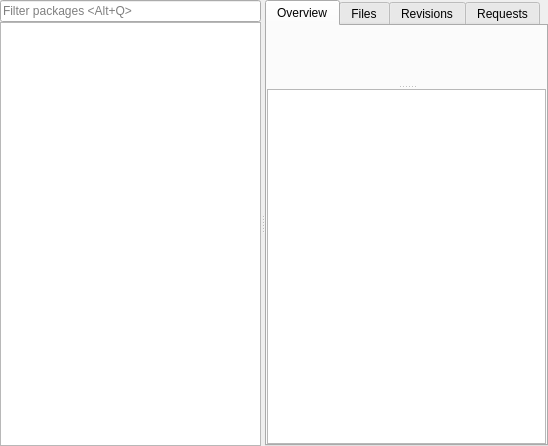
Qt form src/gui/browser/browser.ui (javierllorente/qactus) before a commit.
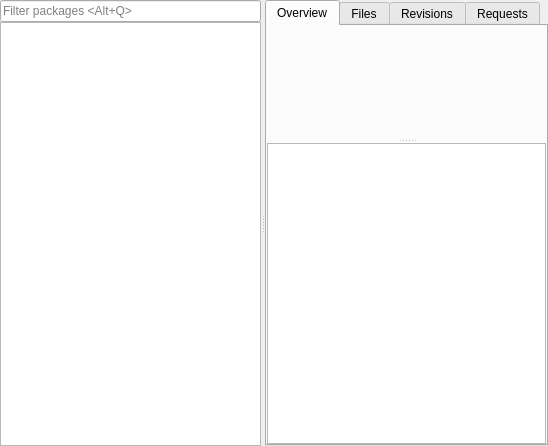
The same form after that commit. Custom widgets are drawn as their Qt base class.

Commit message: Reorganise overview's top section layout; split section into two areas, set latest revision margins, don't expand if description is too long

```diff
--- a/src/gui/browser/browser.ui
+++ b/src/gui/browser/browser.ui
@@ -112,7 +112,7 @@
            <item>
             <widget class="QSplitter" name="vSplitterBrowser">
              <property name="sizePolicy">
-              <sizepolicy hsizetype="Preferred" vsizetype="Expanding">
+              <sizepolicy hsizetype="Minimum" vsizetype="Expanding">
                <horstretch>0</horstretch>
                <verstretch>0</verstretch>
               </sizepolicy>
@@ -121,7 +121,7 @@
               <enum>Qt::Orientation::Vertical</enum>
              </property>
              <widget class="QWidget" name="verticalLayoutWidget_3">
-              <layout class="QVBoxLayout" name="verticalLayout_labels" stretch="0,0,1">
+              <layout class="QHBoxLayout" name="horizontalLayout_5" stretch="1,0">
                <property name="spacing">
                 <number>0</number>
                </property>
@@ -129,7 +129,10 @@
                 <enum>QLayout::SizeConstraint::SetDefaultConstraint</enum>
                </property>
                <item>
-                <layout class="QHBoxLayout" name="horizontalLayout">
+                <layout class="QVBoxLayout" name="verticalLayout">
+                 <property name="sizeConstraint">
+                  <enum>QLayout::SizeConstraint::SetDefaultConstraint</enum>
+                 </property>
                  <item>
                   <widget class="QLabel" name="title">
                    <property name="sizePolicy">
@@ -167,7 +170,89 @@
                   </widget>
                  </item>
                  <item>
+                  <widget class="QLabel" name="link">
+                   <property name="sizePolicy">
+                    <sizepolicy hsizetype="Preferred" vsizetype="Preferred">
+                     <horstretch>0</horstretch>
+                     <verstretch>0</verstretch>
+                    </sizepolicy>
+                   </property>
+                   <property name="minimumSize">
+                    <size>
+                     <width>0</width>
+                     <height>0</height>
+                    </size>
+                   </property>
+                   <property name="text">
+                    <string/>
+                   </property>
+                   <property name="indent">
+                    <number>10</number>
+                   </property>
+                   <property name="openExternalLinks">
+                    <bool>true</bool>
+                   </property>
+                  </widget>
+                 </item>
+                 <item>
+                  <widget class="QLabel" name="description">
+                   <property name="sizePolicy">
+                    <sizepolicy hsizetype="Ignored" vsizetype="Ignored">
+                     <horstretch>0</horstretch>
+                     <verstretch>0</verstretch>
+                    </sizepolicy>
+                   </property>
+                   <property name="text">
+                    <string/>
+                   </property>
+                   <property name="alignment">
+                    <set>Qt::AlignmentFlag::AlignLeading|Qt::AlignmentFlag::AlignLeft|Qt::AlignmentFlag::AlignTop</set>
+                   </property>
+                   <property name="wordWrap">
+                    <bool>true</bool>
+                   </property>
+                   <property name="margin">
+                    <number>0</number>
+                   </property>
+                   <property name="indent">
+                    <number>10</number>
+                   </property>
+                   <property name="openExternalLinks">
+                    <bool>false</bool>
+                   </property>
+                  </widget>
+                 </item>
+                 <item>
+                  <spacer name="verticalSpacer_2">
+                   <property name="orientation">
+                    <enum>Qt::Orientation::Vertical</enum>
+                   </property>
+                   <property name="sizeHint" stdset="0">
+                    <size>
+                     <width>20</width>
+                     <height>40</height>
+                    </size>
+                   </property>
+                  </spacer>
+                 </item>
+                </layout>
+               </item>
+               <item>
+                <layout class="QVBoxLayout" name="verticalLayout_8">
+                 <property name="leftMargin">
+                  <number>4</number>
+                 </property>
+                 <property name="topMargin">
+                  <number>12</number>
+                 </property>
+                 <item>
                   <widget class="QLabel" name="latestRevision">
+                   <property name="sizePolicy">
+                    <sizepolicy hsizetype="Preferred" vsizetype="Preferred">
+                     <horstretch>0</horstretch>
+                     <verstretch>0</verstretch>
+                    </sizepolicy>
+                   </property>
                    <property name="maximumSize">
                     <size>
                      <width>125</width>
@@ -190,64 +275,17 @@
                <item>
                 <layout class="QHBoxLayout" name="horizontalLayout_2">
                  <item>
-                  <widget class="QLabel" name="link">
-                   <property name="sizePolicy">
-                    <sizepolicy hsizetype="Preferred" vsizetype="Preferred">
-                     <horstretch>0</horstretch>
-                     <verstretch>0</verstretch>
-                    </sizepolicy>
+                  <spacer name="verticalSpacer">
+                   <property name="orientation">
+                    <enum>Qt::Orientation::Vertical</enum>
                    </property>
-                   <property name="minimumSize">
+                   <property name="sizeHint" stdset="0">
                     <size>
-                     <width>0</width>
-                     <height>0</height>
+                     <width>20</width>
+                     <height>40</height>
                     </size>
                    </property>
-                   <property name="text">
-                    <string/>
-                   </property>
-                   <property name="indent">
-                    <number>10</number>
-                   </property>
-                   <property name="openExternalLinks">
-                    <bool>true</bool>
-                   </property>
-                  </widget>
-                 </item>
-                </layout>
-               </item>
-               <item>
-                <layout class="QHBoxLayout" name="horizontalLayout_3">
-                 <property name="sizeConstraint">
-                  <enum>QLayout::SizeConstraint::SetDefaultConstraint</enum>
-                 </property>
-                 <item>
-                  <widget class="QLabel" name="description">
-                   <property name="sizePolicy">
-                    <sizepolicy hsizetype="Preferred" vsizetype="Ignored">
-                     <horstretch>0</horstretch>
-                     <verstretch>0</verstretch>
-                    </sizepolicy>
-                   </property>
-                   <property name="text">
-                    <string/>
-                   </property>
-                   <property name="alignment">
-                    <set>Qt::AlignmentFlag::AlignLeading|Qt::AlignmentFlag::AlignLeft|Qt::AlignmentFlag::AlignTop</set>
-                   </property>
-                   <property name="wordWrap">
-                    <bool>true</bool>
-                   </property>
-                   <property name="margin">
-                    <number>0</number>
-                   </property>
-                   <property name="indent">
-                    <number>10</number>
-                   </property>
-                   <property name="openExternalLinks">
-                    <bool>false</bool>
-                   </property>
-                  </widget>
+                  </spacer>
                  </item>
                 </layout>
                </item>
```
Left out of the diff: 4 changed lines with no effect on the pictures.
